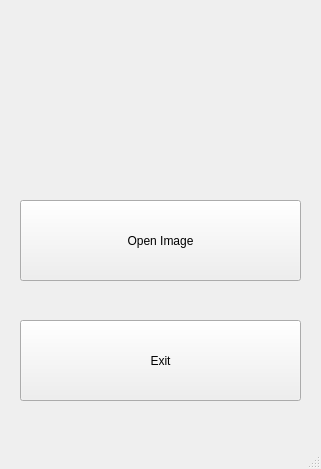
Before: the Qt Designer form Fotoshop/mainwindow.ui in Hardikp16/CS340, drawn with Qt 5.
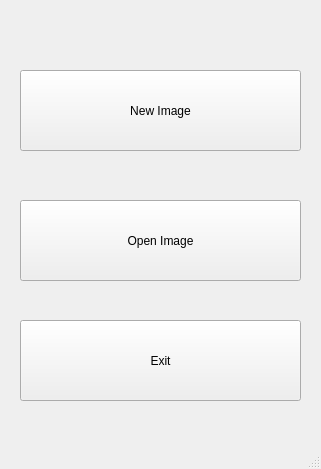
After: the same form once the commit is applied.

Commit message:
Added new image button
Had to use resource to get it working

Diff of the .ui file:
```diff
--- a/Fotoshop/mainwindow.ui
+++ b/Fotoshop/mainwindow.ui
@@ -55,8 +55,8 @@
    <widget class="QLabel" name="label">
     <property name="geometry">
      <rect>
-      <x>20</x>
-      <y>30</y>
+      <x>30</x>
+      <y>40</y>
       <width>281</width>
       <height>141</height>
      </rect>
@@ -71,6 +71,19 @@
      <string/>
     </property>
    </widget>
+   <widget class="QPushButton" name="pushButton_3">
+    <property name="geometry">
+     <rect>
+      <x>20</x>
+      <y>70</y>
+      <width>281</width>
+      <height>81</height>
+     </rect>
+    </property>
+    <property name="text">
+     <string>New Image</string>
+    </property>
+   </widget>
   </widget>
   <widget class="QStatusBar" name="statusBar"/>
  </widget>
```
The commit also changes 6 other files.
